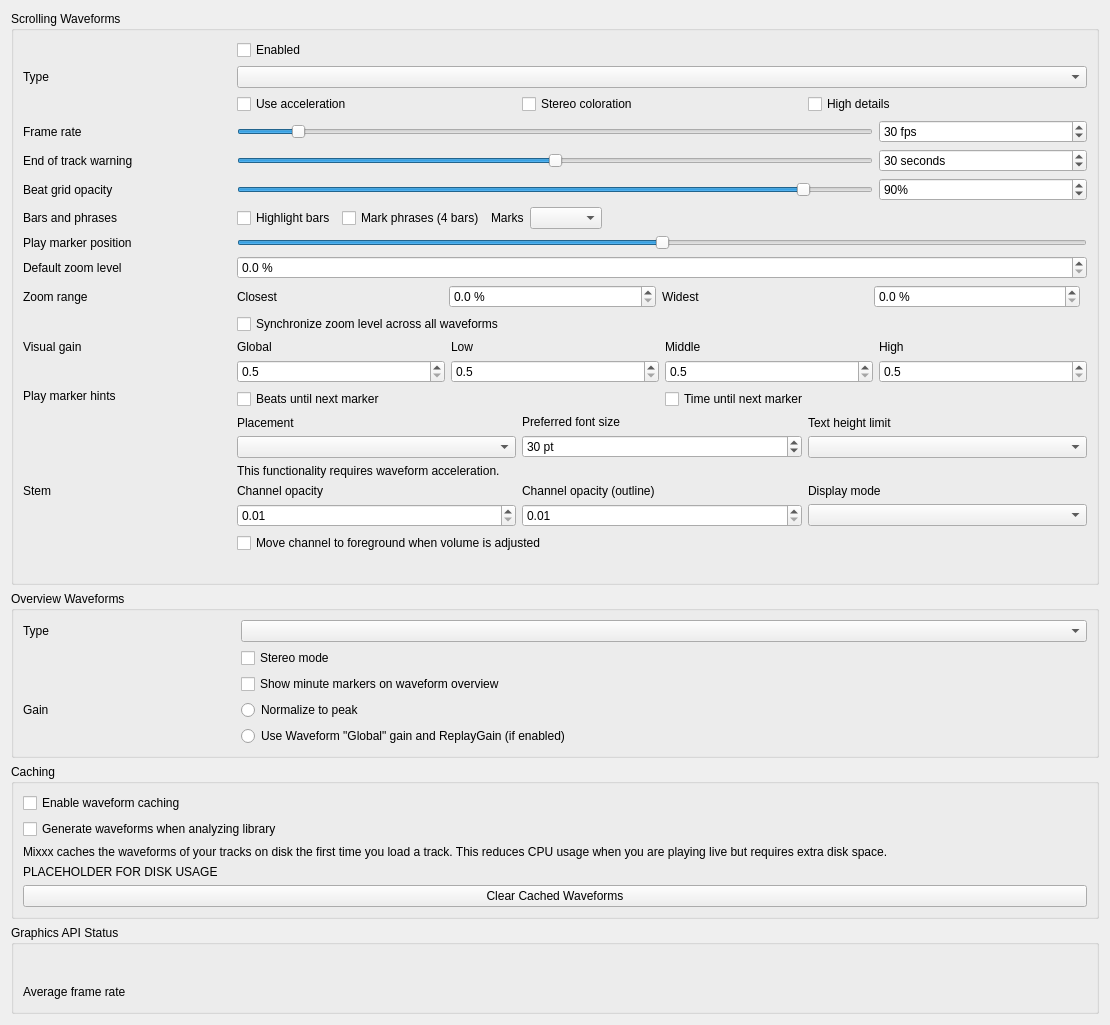
Qt form src/preferences/dialog/dlgprefwaveformdlg.ui (spironoo/mixxx) before a commit.
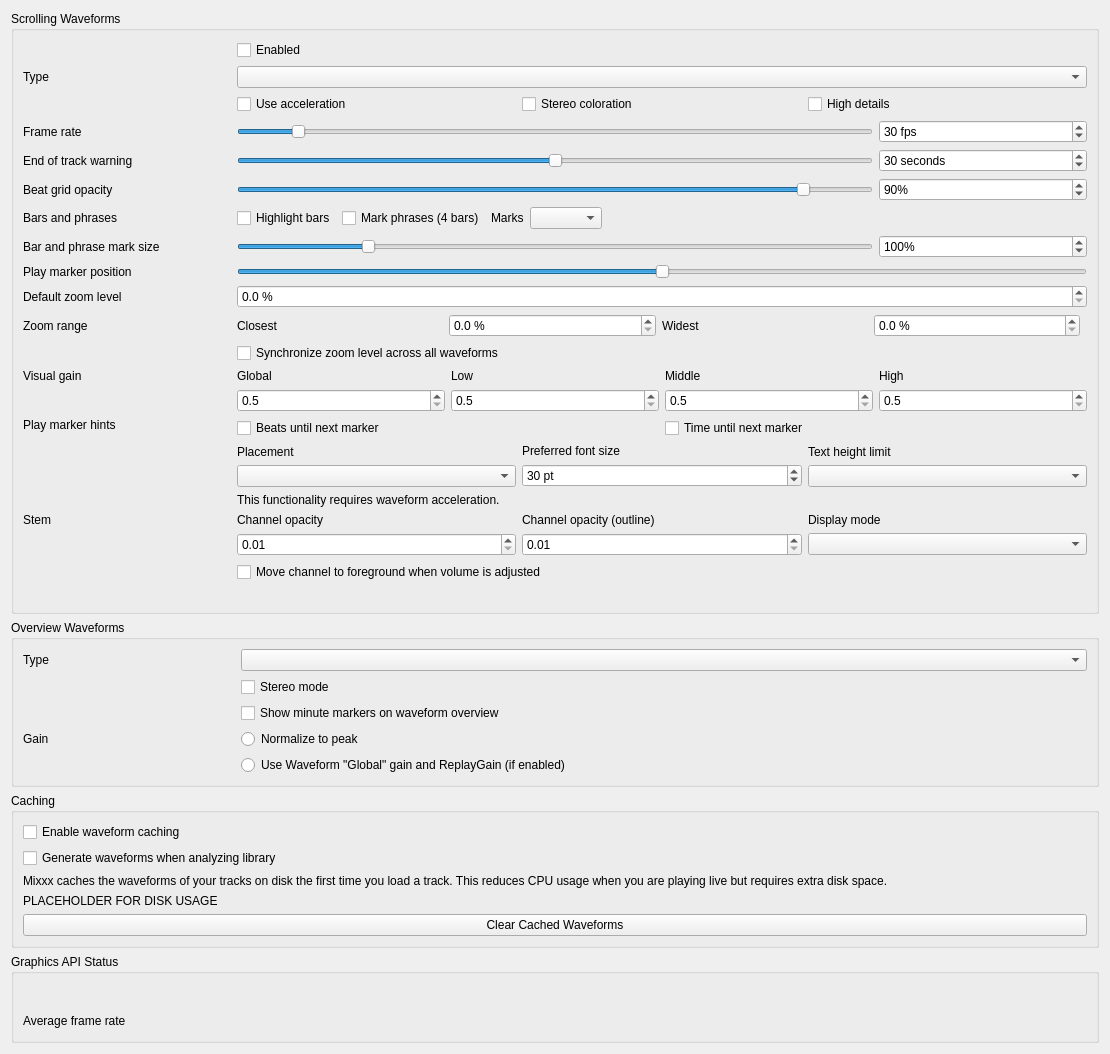
The same form after that commit.

Commit message: Add a size setting for the bar and phrase marks

```diff
--- a/src/preferences/dialog/dlgprefwaveformdlg.ui
+++ b/src/preferences/dialog/dlgprefwaveformdlg.ui
@@ -317,13 +317,70 @@
       </layout>
      </item>
      <item row="8" column="0">
+      <widget class="QLabel" name="barMarkerSizeLabel">
+       <property name="text">
+        <string>Bar and phrase mark size</string>
+       </property>
+       <property name="alignment">
+        <set>Qt::AlignLeading|Qt::AlignLeft|Qt::AlignVCenter</set>
+       </property>
+       <property name="buddy">
+        <cstring>barMarkerSizeSlider</cstring>
+       </property>
+      </widget>
+     </item>
+     <item row="8" column="1" colspan="3">
+      <widget class="QSlider" name="barMarkerSizeSlider">
+       <property name="minimum">
+        <number>50</number>
+       </property>
+       <property name="maximum">
+        <number>300</number>
+       </property>
+       <property name="singleStep">
+        <number>10</number>
+       </property>
+       <property name="pageStep">
+        <number>50</number>
+       </property>
+       <property name="value">
+        <number>100</number>
+       </property>
+       <property name="orientation">
+        <enum>Qt::Horizontal</enum>
+       </property>
+      </widget>
+     </item>
+     <item row="8" column="4">
+      <widget class="QSpinBox" name="barMarkerSizeSpinBox">
+       <property name="toolTip">
+        <string>Size of the bar and phrase marks at the edges of the waveform, relative to their default size.</string>
+       </property>
+       <property name="suffix">
+        <string>%</string>
+       </property>
+       <property name="minimum">
+        <number>50</number>
+       </property>
+       <property name="maximum">
+        <number>300</number>
+       </property>
+       <property name="singleStep">
+        <number>10</number>
+       </property>
+       <property name="value">
+        <number>100</number>
+       </property>
+      </widget>
+     </item>
+     <item row="9" column="0">
       <widget class="QLabel" name="playMarkerPositionLabel">
        <property name="text">
         <string>Play marker position</string>
        </property>
       </widget>
      </item>
-     <item row="8" column="1" colspan="4">
+     <item row="9" column="1" colspan="4">
       <widget class="QSlider" name="playMarkerPositionSlider">
        <property name="sizePolicy">
         <sizepolicy hsizetype="Preferred" vsizetype="Fixed">
@@ -355,7 +412,7 @@
       </widget>
      </item>
 
-     <item row="9" column="0">
+     <item row="10" column="0">
       <widget class="QLabel" name="defaultZoomLabel">
        <property name="text">
         <string extracomment="Waveform zoom">Default zoom level</string>
@@ -368,7 +425,7 @@
        </property>
       </widget>
      </item>
-     <item row="9" column="1" colspan="4">
+     <item row="10" column="1" colspan="4">
       <widget class="QDoubleSpinBox" name="defaultZoomSpinBox">
        <property name="toolTip">
         <string>The zoom level of newly loaded waveforms. 100 % shows one waveform sample per pixel, smaller values zoom out.</string>
@@ -385,7 +442,7 @@
       </widget>
      </item>
 
-     <item row="10" column="0">
+     <item row="11" column="0">
       <widget class="QLabel" name="zoomRangeLabel">
        <property name="text">
         <string extracomment="Waveform zoom">Zoom range</string>
@@ -398,7 +455,7 @@
        </property>
       </widget>
      </item>
-     <item row="10" column="1" colspan="4">
+     <item row="11" column="1" colspan="4">
       <layout class="QHBoxLayout" name="zoomRangeLayout">
        <item>
         <widget class="QLabel" name="zoomRangeMinLabel">
@@ -462,7 +519,7 @@
       </layout>
      </item>
 
-     <item row="11" column="1" colspan="4">
+     <item row="12" column="1" colspan="4">
       <widget class="QCheckBox" name="synchronizeZoomCheckBox">
        <property name="toolTip">
         <string>Synchronize zoom level across all waveform displays.</string>
@@ -473,7 +530,7 @@
       </widget>
      </item>
 
-     <item row="12" column="0">
+     <item row="13" column="0">
       <widget class="QLabel" name="visualGainLabel">
        <property name="text">
         <string>Visual gain</string>
@@ -486,7 +543,7 @@
        </property>
       </widget>
      </item>
-     <item row="12" column="1" colspan="4">
+     <item row="13" column="1" colspan="4">
       <layout class="QGridLayout" name="gridLayout_3">
        <item row="0" column="0">
         <widget class="QLabel" name="visualGainLabel_global">
@@ -620,7 +677,7 @@
       </layout>
      </item>
 
-     <item row="13" column="0">
+     <item row="14" column="0">
       <widget class="QLabel" name="marker_hints_label">
        <property name="text">
         <string>Play marker hints</string>
@@ -630,14 +687,14 @@
        </property>
       </widget>
      </item>
-     <item row="13" column="1" colspan="2">
+     <item row="14" column="1" colspan="2">
       <widget class="QCheckBox" name="untilMarkShowBeatsCheckBox">
        <property name="text">
         <string>Beats until next marker</string>
        </property>
       </widget>
      </item>
-     <item row="13" column="3" colspan="2">
+     <item row="14" column="3" colspan="2">
       <widget class="QCheckBox" name="untilMarkShowTimeCheckBox">
        <property name="text">
         <string>Time until next marker</string>
@@ -645,7 +702,7 @@
       </widget>
      </item>
 
-     <item row="14" column="1" colspan="4">
+     <item row="15" column="1" colspan="4">
       <layout class="QHBoxLayout" name="marker_option_layout">
        <item>
         <layout class="QVBoxLayout" name="marker_options_placement_layout">
@@ -729,7 +786,7 @@
       </layout><!-- marker_option_layout -->
      </item>
 
-     <item row="15" column="1" colspan="4">
+     <item row="16" column="1" colspan="4">
       <widget class="QLabel" name="requiresGLSLLabel">
        <property name="text">
         <string>This functionality requires waveform acceleration.</string>
@@ -740,7 +797,7 @@
       </widget>
      </item>
 
-     <item row="16" column="0">
+     <item row="17" column="0">
       <widget class="QLabel" name="stemOpacityLabel">
        <property name="text">
         <string>Stem</string>
@@ -753,7 +810,7 @@
        </property>
       </widget>
      </item>
-     <item row="16" column="1" colspan="4">
+     <item row="17" column="1" colspan="4">
       <layout class="QGridLayout" name="stemOpacityGridLayout">
        <item row="0" column="0">
         <widget class="QLabel" name="stemOpacityMainLabel">
@@ -850,7 +907,7 @@
       </layout>
      </item>
 
-     <item row="17" column="1" colspan="4">
+     <item row="18" column="1" colspan="4">
       <widget class="QLabel" name="requiresGLSLLabel2">
        <property name="alignment">
         <set>Qt::AlignLeading|Qt::AlignLeft|Qt::AlignVCenter</set>
```
Left out of the diff: 2 changed lines with no effect on the pictures. The commit also changes 8 other files.
